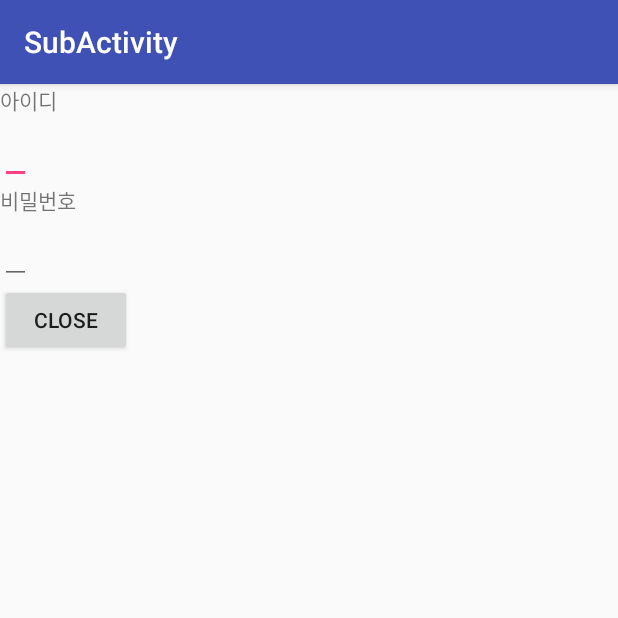
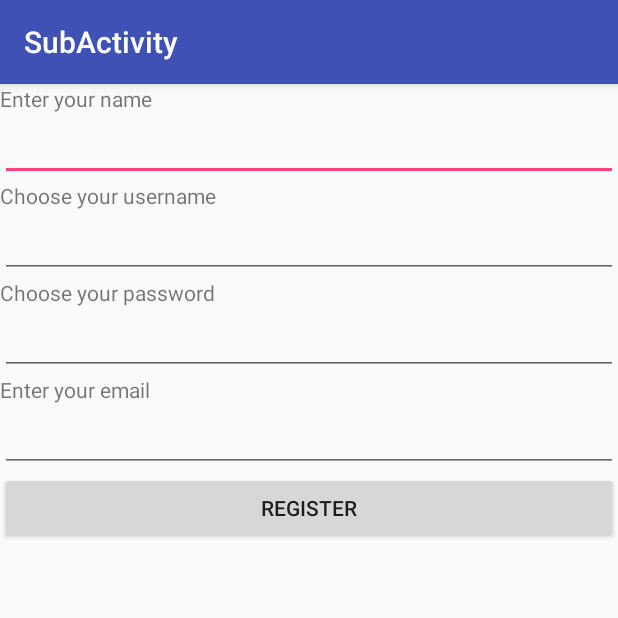
Before and after one commit to asterix153/NTS_apply, an Android app: the SubActivity screen opened directly, with no data from a screen before it, on a phone screen of 412 x 824 dp, the top half of it. Run offline under Robolectric (Android 15) with nearby library versions, the phone set to English and light mode, and no system bars.

Commit message:
add registrator Activity

```diff
--- a/damagochi/app/src/main/AndroidManifest.xml
+++ b/damagochi/app/src/main/AndroidManifest.xml
@@ -1,6 +1,7 @@
 <?xml version="1.0" encoding="utf-8"?>
 <manifest xmlns:android="http://schemas.android.com/apk/res/android"
     package="kr.soen.damagochi">
+    <uses-permission android:name="android.permission.ACCESS_NETWORK_STATE" />
     <uses-permission android:name="android.permission.INTERNET" />
     <application
         android:allowBackup="true"
--- a/damagochi/app/src/main/java/kr/soen/damagochi/SubActivity.java
+++ b/damagochi/app/src/main/java/kr/soen/damagochi/SubActivity.java
@@ -1,7 +1,9 @@
 package kr.soen.damagochi;
-
+/*
+import android.app.ProgressDialog;
 import android.content.DialogInterface;
 import android.content.Intent;
+import android.os.AsyncTask;
 import android.os.Bundle;
 import android.support.v7.app.AppCompatActivity;
 import android.view.View;
@@ -13,6 +15,10 @@ import android.widget.EditText;
 import android.widget.LinearLayout;
 import android.widget.Toast;
 
+import java.net.URLEncoder;
+import java.util.ArrayList;
+import java.util.HashMap;
+
 public class SubActivity extends AppCompatActivity {
     EditText mEdit;
     EditText mEdit2;
@@ -21,17 +27,132 @@ public class SubActivity extends AppCompatActivity {
     protected void onCreate(Bundle savedInstanceState) {
         super.onCreate(savedInstanceState);
         setContentView(R.layout.login);
-        mEdit = (EditText)findViewById(R.id.stredit);
-        mEdit2 = (EditText)findViewById(R.id.stredit2);
+        mEdit = (EditText) findViewById(R.id.stredit);
+        mEdit2 = (EditText) findViewById(R.id.stredit2);
 
     }
 
     public void mOnClick(View v) {
         Intent intent = new Intent();
-        intent.putExtra("TextOut",mEdit.getText().toString());
+        intent.putExtra("TextOut", mEdit.getText().toString());
         intent.putExtra("TextOut2", mEdit2.getText().toString());
-        setResult(RESULT_OK,intent);
+        setResult(RESULT_OK, intent);
         finish();
+    }
+    public void mOnClick2(){}
 
+
+
+}*/
+
+
+
+        import android.app.ProgressDialog;
+        import android.os.AsyncTask;
+        import android.support.v7.app.AppCompatActivity;
+        import android.os.Bundle;
+        import android.view.Menu;
+        import android.view.MenuItem;
+        import android.view.View;
+        import android.widget.Button;
+        import android.widget.EditText;
+        import android.widget.Toast;
+        import android.content.*;
+
+        import java.io.BufferedReader;
+        import java.io.InputStreamReader;
+        import java.io.UnsupportedEncodingException;
+        import java.net.HttpURLConnection;
+        import java.net.URL;
+        import java.net.URLEncoder;
+        import java.util.HashMap;
+        import java.util.Map;
+
+public class SubActivity extends AppCompatActivity implements View.OnClickListener{
+
+    private EditText editTextName;
+    private EditText editTextUsername;
+    private EditText editTextPassword;
+    private EditText editTextEmail;
+
+    private Button buttonRegister;
+
+    private static final String REGISTER_URL = "http://danaeri.dothome.co.kr/mainPHP.php";
+
+
+    @Override
+    protected void onCreate(Bundle savedInstanceState) {
+        super.onCreate(savedInstanceState);
+        setContentView(R.layout.login);
+
+        editTextName = (EditText) findViewById(R.id.editTextName);
+        editTextUsername = (EditText) findViewById(R.id.editTextUserName);
+        editTextPassword = (EditText) findViewById(R.id.editTextPassword);
+        editTextEmail = (EditText) findViewById(R.id.editTextEmail);
+
+        buttonRegister = (Button) findViewById(R.id.buttonRegister);
+
+        buttonRegister.setOnClickListener(this);
+    }
+
+    @Override
+    public void onClick(View v) {
+        if(v == buttonRegister){
+            registerUser();
+
+
+            Intent intent = new Intent();
+            intent.putExtra("TextOut", editTextName.getText().toString());
+            intent.putExtra("TextOut2", editTextEmail.getText().toString());
+            setResult(RESULT_OK, intent);
+            finish();
+        }
+    }
+
+    private void registerUser() {
+        String name = editTextName.getText().toString().trim().toLowerCase();
+        String username = editTextUsername.getText().toString().trim().toLowerCase();
+        String password = editTextPassword.getText().toString().trim().toLowerCase();
+        String email = editTextEmail.getText().toString().trim().toLowerCase();
+
+        register(name, username, password, email);
+    }
+
+    private void register(String name, String username, String password, String email) {
+        class RegisterUser extends AsyncTask<String, Void, String>{
+            ProgressDialog loading;
+            RegisterUserClass ruc = new RegisterUserClass();
+
+
+            @Override
+            protected void onPreExecute() {
+                super.onPreExecute();
+                loading = ProgressDialog.show(SubActivity.this, "Please Wait",null, true, true);
+            }
+
+            @Override
+            protected void onPostExecute(String s) {
+                super.onPostExecute(s);
+                loading.dismiss();
+                Toast.makeText(getApplicationContext(),s,Toast.LENGTH_LONG).show();
+            }
+
+            @Override
+            protected String doInBackground(String... params) {
+
+                HashMap<String, String> data = new HashMap<String,String>();
+                data.put("name",params[0]);
+                data.put("username",params[1]);
+                data.put("password",params[2]);
+                data.put("email",params[3]);
+
+                String result = ruc.sendPostRequest(REGISTER_URL,data);
+
+                return  result;
+            }
+        }
+
+        RegisterUser ru = new RegisterUser();
+        ru.execute(name,username,password,email);
     }
 }
--- a/damagochi/app/src/main/res/layout/login.xml
+++ b/damagochi/app/src/main/res/layout/login.xml
@@ -4,31 +4,51 @@
     android:layout_width="match_parent"
     >
 <TextView
+    android:layout_width="wrap_content"
     android:layout_height="wrap_content"
+    android:text="Enter your name" />
+
+<EditText
+    android:layout_width="fill_parent"
+    android:layout_height="wrap_content"
+    android:id="@+id/editTextName" />
+
+<TextView
     android:layout_width="wrap_content"
-        android:text="아이디"
-        />
+    android:layout_height="wrap_content"
+    android:text="Choose your username" />
+
 <EditText
-        android:id="@+id/stredit"
+    android:layout_width="fill_parent"
     android:layout_height="wrap_content"
+    android:id="@+id/editTextUserName" />
+
+<TextView
     android:layout_width="wrap_content"
-        />
+    android:layout_height="wrap_content"
+    android:text="Choose your password" />
+
+<EditText
+    android:layout_width="fill_parent"
+    android:layout_height="wrap_content"
+    android:inputType="textPassword"
+    android:id="@+id/editTextPassword" />
+
 <TextView
+    android:layout_width="wrap_content"
     android:layout_height="wrap_content"
-        android:layout_width="wrap_content"
-        android:text="비밀번호"
-        />
+    android:text="Enter your email" />
+
 <EditText
-        android:id="@+id/stredit2"
+    android:layout_width="fill_parent"
     android:layout_height="wrap_content"
-        android:layout_width="wrap_content"
-        />
+    android:inputType="textEmailAddress"
+    android:id="@+id/editTextEmail" />
+
 <Button
-        android:id="@+id/close"
+    android:layout_width="fill_parent"
     android:layout_height="wrap_content"
-        android:layout_width="wrap_content"
-        android:onClick="mOnClick"
-        android:text="close"
-       />
+    android:text="Register"
+    android:id="@+id/buttonRegister" />
 
 </LinearLayout>
```
Also changed, not shown: damagochi/app/src/main/java/kr/soen/damagochi/RegisterUserClass.java (added, +79 -0 lines). Lines whose indentation alone changed are shown as unchanged.
